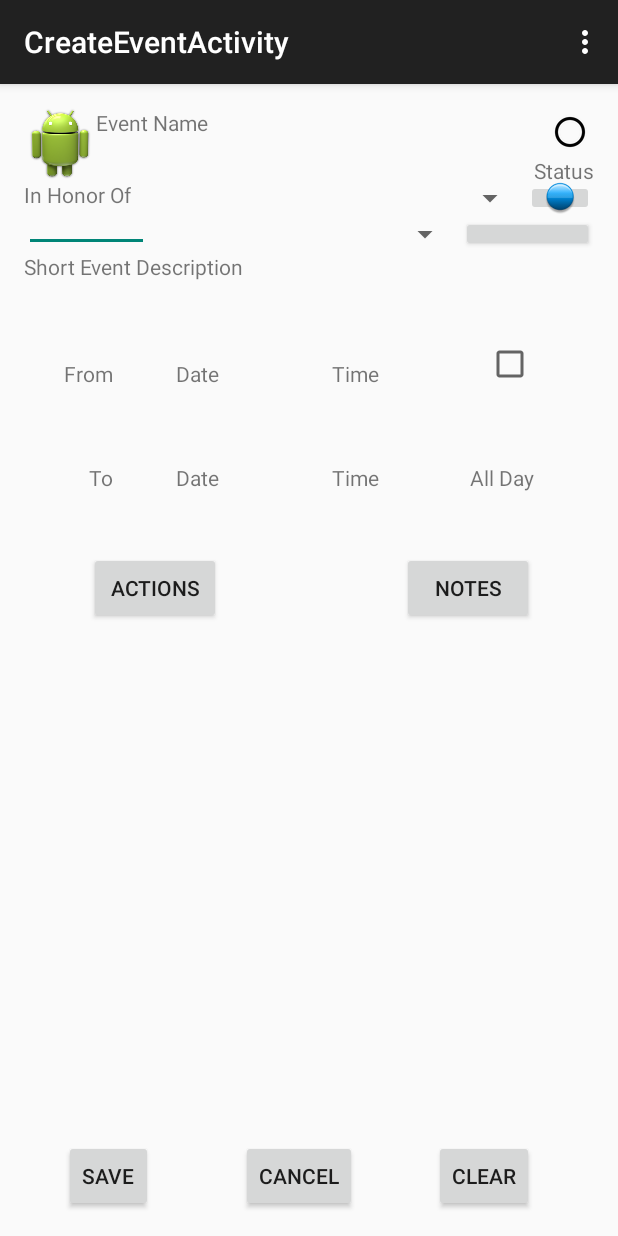
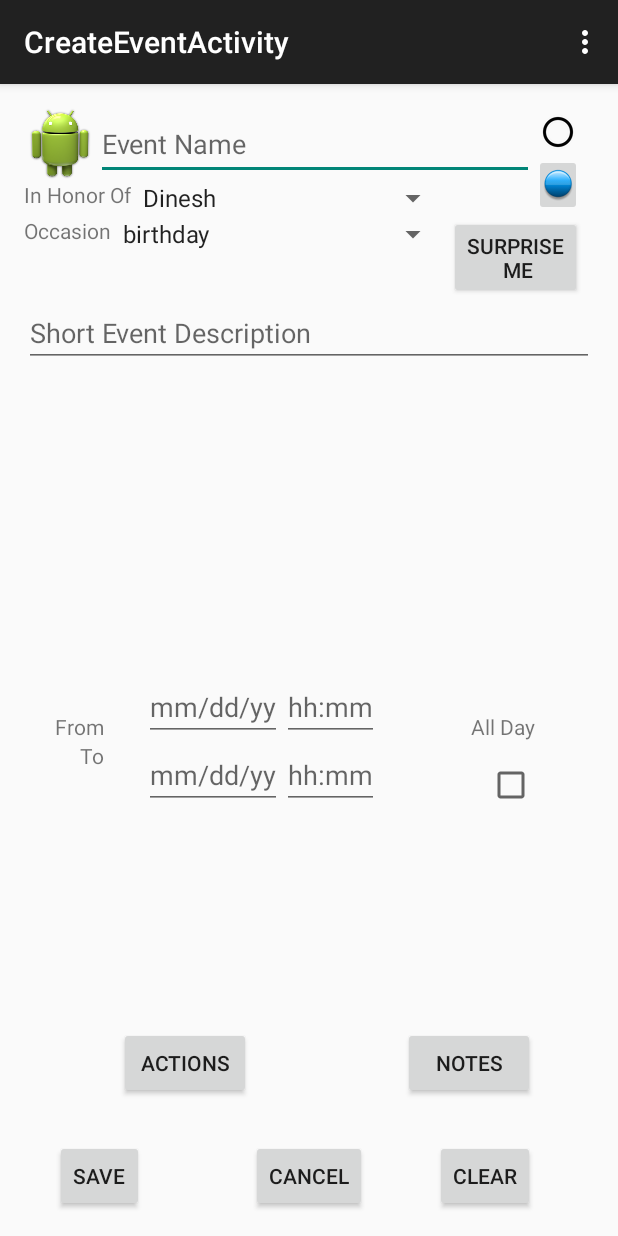
Before and after one commit to olevitsky/friendsTime, an Android app: the CreateEventActivity screen opened directly, with no data from a screen before it, on a phone screen of 412 x 824 dp. Run offline under Robolectric (Android 15) with nearby library versions, the phone set to English and light mode, and no system bars.

Commit message:
Completed main functionality of createeventactivity (prototype) - no yelp

```diff
--- a/FriendsTime/app/src/main/java/com/friendstime/apps/calex/activities/CreateEventActivity.java
+++ b/FriendsTime/app/src/main/java/com/friendstime/apps/calex/activities/CreateEventActivity.java
@@ -1,18 +1,123 @@
 package com.friendstime.apps.calex.activities;
 
+import android.os.Bundle;
+import android.support.v4.app.FragmentManager;
 import android.support.v7.app.ActionBarActivity;
-import android.os.Bundle;
 import android.view.Menu;
 import android.view.MenuItem;
+import android.view.View;
+import android.widget.ArrayAdapter;
+import android.widget.Button;
+import android.widget.CheckBox;
+import android.widget.EditText;
+import android.widget.ImageButton;
+import android.widget.Spinner;
+import android.widget.Toast;
 
 import com.friendstime.apps.calex.R;
+import com.friendstime.apps.calex.fragments.CreateEventActivityDialogFragment;
+import com.friendstime.apps.calex.model.EventData;
 
-public class CreateEventActivity extends ActionBarActivity {
+public class CreateEventActivity extends ActionBarActivity
+        implements CreateEventActivityDialogFragment.inHonorOfDialogFragmentListener {
+    private EditText tvEventName;
+    private Spinner svInHonorOf;
+    private Spinner svOccasion;
+    private EditText tvEventDescription;
+    private EditText tvDateFrom;
+    private EditText tvDateTo;
+    private EditText tvTimeFrom;
+    private EditText tvTimeTo;
+    private ImageButton btAddInHonor;
+    private CheckBox cbAllDay;
+    private String actions = "";
+    private String notes = "";
+
+    private Button btActions;
+    private Button btNotes;
+    private Button bSave;
+
+    private EventData eventData = new EventData();
+
+    private String[] inHonorOfNameStr = {"Dinesh"};
+    private String[]  occasionsStr= {"birthday" , "friday" , "eve beer"};
+    private ArrayAdapter<String> inHonorOfNameAdapter;
+    private ArrayAdapter<String> occasionAdapter;
+
+
+
 
     @Override
     protected void onCreate(Bundle savedInstanceState) {
         super.onCreate(savedInstanceState);
         setContentView(R.layout.activity_create_event);
+        tvEventName = (EditText) findViewById(R.id.tvEventName);
+        svInHonorOf = (Spinner) findViewById(R.id.svInHonorOf);
+        svOccasion = (Spinner) findViewById(R.id.svOccasion);
+        tvEventDescription = (EditText) findViewById(R.id.tvEventDescription);
+        tvDateFrom = (EditText) findViewById(R.id.tvDateFrom);
+        tvDateTo = (EditText) findViewById(R.id.tvDateTo);
+        tvTimeFrom = (EditText) findViewById(R.id.tvTimeFrom);
+        tvTimeTo = (EditText) findViewById(R.id.tvTimeTo);
+        btAddInHonor = (ImageButton) findViewById(R.id.btAddInHonor);
+
+
+        btActions  = (Button)  findViewById(R.id.btActions);
+        btNotes  = (Button)  findViewById(R.id.btNotes);
+        bSave =  (Button) findViewById(R.id.btSave);
+        cbAllDay=  (CheckBox)  findViewById(R.id.cbAllDay);
+        //inHonorOfNameAdapter = new ArrayAdapter<String>(this,
+       //         android.R.layout.simple_spinner_item, inHonorOfNameStr);
+        inHonorOfNameAdapter = new ArrayAdapter<String>(this,android.R.layout.simple_spinner_item);
+        inHonorOfNameAdapter.add("Dinesh");
+        // Specify the layout to use when the list of choices appears
+        inHonorOfNameAdapter.setDropDownViewResource(android.R.layout.simple_spinner_dropdown_item);
+        // Apply the adapter to the spinner
+        svInHonorOf.setAdapter(inHonorOfNameAdapter);
+
+        occasionAdapter = new ArrayAdapter<String>(this,
+                android.R.layout.simple_spinner_item, occasionsStr);
+        // Specify the layout to use when the list of choices appears
+        occasionAdapter.setDropDownViewResource(android.R.layout.simple_spinner_dropdown_item);
+        // Apply the adapter to the spinner
+        svOccasion.setAdapter(occasionAdapter);
+
+        btAddInHonor.setOnClickListener(new View.OnClickListener() {
+            public void onClick(View v) {
+                FragmentManager fm = getSupportFragmentManager();
+                CreateEventActivityDialogFragment editNameDialog = CreateEventActivityDialogFragment.newInstance("New Person");
+                editNameDialog.show(fm, "fragment_edit_name");
+            }
+        });
+        bSave.setOnClickListener(new View.OnClickListener() {
+            public void onClick(View v) {
+                eventData.setEventData(tvEventName.getText().toString(), svInHonorOf.getSelectedItem().toString(),
+                        svOccasion.getSelectedItem().toString(), tvDateFrom.getText().toString(),
+                        tvDateTo.getText().toString(), tvTimeFrom.getText().toString(), tvTimeTo.getText().toString(),
+                        actions, notes, cbAllDay.isChecked());
+                eventData.save(getBaseContext());
+            };
+        });
+
+        btActions.setOnClickListener(new View.OnClickListener() {
+            public void onClick(View v) {
+                FragmentManager fm = getSupportFragmentManager();
+                CreateEventActivityDialogFragment editNameDialog = CreateEventActivityDialogFragment.newInstance("More Actions");
+
+                editNameDialog.show(fm, "fragment_edit_name");
+            }
+        });
+
+        btNotes.setOnClickListener(new View.OnClickListener() {
+            public void onClick(View v) {
+                FragmentManager fm = getSupportFragmentManager();
+                CreateEventActivityDialogFragment editNameDialog = CreateEventActivityDialogFragment.newInstance("Add Notes");
+
+                editNameDialog.show(fm, "fragment_edit_name");
+            }
+        });
+
+
     }
 
 
@@ -37,4 +142,24 @@ public class CreateEventActivity extends ActionBarActivity {
 
         return super.onOptionsItemSelected(item);
     }
+
+    @Override
+    public void onFinishEditDialog(String inputText) {
+        String title = inputText.substring(0,inputText.indexOf(" "));
+        String content = inputText.substring(inputText.indexOf(" ")+1);
+        if(title.equals("NewPerson")) {
+            inHonorOfNameAdapter.add(content);
+            inHonorOfNameAdapter.notifyDataSetChanged();
+            int sel = inHonorOfNameAdapter.getPosition(content);
+            svInHonorOf.setSelection(sel);
+
+        } else if (title.equals("MoreActions")) {
+            actions = content;
+        } else if(title.equals("AddNotes")) {
+            notes = content;
+        }
+        else { //should never come here
+            Toast.makeText(this, "ERROR uknown title" + " " + title + " " + content, Toast.LENGTH_SHORT).show();
+        }
+    }
 }
--- a/FriendsTime/app/src/main/res/layout/activity_create_event.xml
+++ b/FriendsTime/app/src/main/res/layout/activity_create_event.xml
@@ -14,7 +14,7 @@
 
 
     <RelativeLayout
-        android:layout_width="fill_parent"
+        android:layout_width="match_parent"
         android:layout_height="wrap_content"
         android:layout_alignParentLeft="true"
         android:layout_alignParentStart="true"
@@ -34,17 +34,17 @@
             android:layout_alignParentStart="true"
             android:layout_alignBottom="@+id/svInHonorOf" />
 
-        <TextView
+        <EditText
             android:layout_width="wrap_content"
             android:layout_height="wrap_content"
-            android:text="@string/eventNameString"
             android:textAlignment="center"
             android:id="@+id/tvEventName"
             android:layout_toRightOf="@+id/ivEventLabel"
             android:layout_alignParentTop="true"
             android:layout_alignBottom="@+id/ivEventLabel"
             android:layout_toLeftOf="@+id/tvStatus"
-            android:layout_toStartOf="@+id/tvStatus" />
+            android:layout_toStartOf="@+id/tvStatus"
+            android:hint="@string/eventNameString" />
 
         <ImageView
             android:layout_width="wrap_content"
@@ -61,8 +61,8 @@
             android:id="@+id/ivEventStatus"
             android:src="@drawable/abc_btn_radio_material"
             android:layout_alignParentTop="true"
-            android:layout_alignParentRight="true"
-            android:layout_alignParentEnd="true" />
+            android:layout_alignLeft="@+id/tvStatus"
+            android:layout_alignStart="@+id/tvStatus" />
 
         <TextView
             android:layout_width="wrap_content"
@@ -70,9 +70,9 @@
             android:text="@string/statusStr"
             android:id="@+id/tvStatus"
             android:layout_below="@+id/ivEventStatus"
+            android:layout_above="@+id/btAddInHonor"
             android:layout_alignParentRight="true"
-            android:layout_alignParentEnd="true"
-            android:layout_alignBottom="@+id/tvEventName" />
+            android:layout_alignParentEnd="true" />
 
         <Spinner
             android:layout_width="wrap_content"
@@ -81,20 +81,22 @@
             android:spinnerMode="dropdown"
             android:layout_below="@+id/tvEventName"
             android:layout_toRightOf="@+id/tvInHonorOf"
-            android:layout_toLeftOf="@+id/imageButton"
-            android:layout_toStartOf="@+id/imageButton" />
+            android:layout_toStartOf="@+id/btAddInHonor"
+            android:layout_toLeftOf="@+id/btAddInHonor"
+            android:layout_alignRight="@+id/svOccasion"
+            android:layout_alignEnd="@+id/svOccasion" />
 
         <ImageButton
             android:layout_width="wrap_content"
             android:layout_height="wrap_content"
-            android:id="@+id/imageButton"
-            android:layout_below="@+id/tvEventName"
-            android:layout_alignParentRight="true"
-            android:layout_alignParentEnd="true"
+            android:id="@+id/btAddInHonor"
             android:src="@drawable/badge"
-            android:layout_alignBottom="@+id/svInHonorOf" />
+            android:layout_above="@+id/btSurpriseMe"
+            android:layout_alignRight="@+id/ivEventStatus"
+            android:layout_toRightOf="@+id/tvEventName"
+            android:layout_alignEnd="@+id/ivEventStatus" />
 
-        <EditText
+        <TextView
             android:layout_width="wrap_content"
             android:layout_height="wrap_content"
             android:id="@+id/tvOccasion"
@@ -120,34 +122,34 @@
             android:text="@string/surpriseMeStr"
             android:id="@+id/btSurpriseMe"
             android:layout_below="@+id/svInHonorOf"
-            android:layout_alignParentRight="true"
-            android:layout_alignParentEnd="true"
-            android:layout_alignBottom="@+id/svOccasion" />
+            android:layout_alignRight="@+id/btAddInHonor"
+            android:layout_alignEnd="@+id/btAddInHonor" />
     </RelativeLayout>
 
     <RelativeLayout
-        android:layout_width="367dp"
+        android:layout_width="match_parent"
         android:layout_height="match_parent"
         android:layout_centerHorizontal="true"
         android:id="@+id/relativeLayout">
 
-        <TextView
+        <EditText
             android:layout_width="wrap_content"
             android:layout_height="wrap_content"
-            android:text="@string/ShortEventDescrStr"
             android:id="@+id/tvEventDescription"
             android:layout_alignParentTop="true"
             android:layout_alignParentLeft="true"
             android:layout_alignParentStart="true"
             android:layout_alignParentRight="true"
-            android:layout_alignParentEnd="true" />
+            android:layout_alignParentEnd="true"
+            android:hint="@string/ShortEventDescrStr" />
 
         <TextView
             android:layout_width="wrap_content"
             android:layout_height="wrap_content"
             android:text="@string/fromStr"
             android:id="@+id/tvFrom"
-            android:layout_above="@+id/textView"
+
+            android:layout_alignBottom="@+id/tvDateFrom"
             android:layout_alignRight="@+id/tvTo"
             android:layout_alignEnd="@+id/tvTo" />
 
@@ -156,84 +158,86 @@
             android:layout_height="wrap_content"
             android:text="@string/toStr"
             android:id="@+id/tvTo"
-            android:layout_marginTop="50dp"
-            android:layout_below="@+id/tvFrom"
+            android:layout_marginLeft="37dp"
+            android:layout_marginStart="37dp"
+            android:layout_centerVertical="true"
             android:layout_alignParentLeft="true"
-            android:layout_alignParentStart="true"
-            android:layout_marginLeft="43dp"
-            android:layout_marginStart="43dp" />
+            android:layout_alignParentStart="true" />
 
-        <TextView
+        <EditText
             android:layout_width="wrap_content"
             android:layout_height="wrap_content"
-            android:text="@string/DateStr"
+            android:inputType="date"
             android:id="@+id/tvDateFrom"
+            android:hint="@string/dateStr"
             android:layout_alignTop="@+id/tvTimeFrom"
-            android:layout_alignLeft="@+id/textView3"
-            android:layout_alignStart="@+id/textView3" />
+            android:layout_alignLeft="@+id/tvDateTo"
+            android:layout_alignStart="@+id/tvDateTo"
+            android:layout_alignRight="@+id/tvDateTo"
+            android:layout_alignEnd="@+id/tvDateTo" />
 
-        <TextView
+        <EditText
             android:layout_width="wrap_content"
             android:layout_height="wrap_content"
-            android:text="@string/DateStr"
-            android:id="@+id/textView3"
+            android:inputType="date"
+            android:id="@+id/tvDateTo"
+            android:hint="@string/dateStr"
             android:layout_alignTop="@+id/tvTo"
-            android:layout_toRightOf="@+id/tvFrom"
-            android:layout_toEndOf="@+id/tvFrom"
-            android:layout_marginLeft="42dp"
-            android:layout_marginStart="42dp" />
+            android:layout_toRightOf="@+id/btSave"
+            android:layout_toEndOf="@+id/btSave" />
 
-        <TextView
+        <EditText
             android:layout_width="wrap_content"
             android:layout_height="wrap_content"
-            android:text="@string/timeStr"
+            android:inputType="time"
             android:id="@+id/tvTimeFrom"
-            android:layout_alignBottom="@+id/cbAllDay"
-            android:layout_toLeftOf="@+id/cbAllDay"
-            android:layout_toStartOf="@+id/cbAllDay"
-            android:layout_marginRight="71dp"
-            android:layout_marginEnd="71dp" />
+            android:hint="@string/timeStr"
 
-        <TextView
+
+            android:layout_above="@+id/tvTimeTo"
+            android:layout_alignLeft="@+id/tvTimeTo"
+            android:layout_alignStart="@+id/tvTimeTo" />
+
+        <EditText
             android:layout_width="wrap_content"
             android:layout_height="wrap_content"
-            android:text="@string/timeStr"
+            android:inputType="time"
             android:id="@+id/tvTimeTo"
-            android:layout_alignTop="@+id/textView3"
-            android:layout_alignLeft="@+id/tvTimeFrom"
-            android:layout_alignStart="@+id/tvTimeFrom" />
+            android:hint="@string/timeStr"
+            android:layout_alignTop="@+id/tvDateTo"
+            android:layout_toRightOf="@+id/tvDateTo"
+            android:layout_toEndOf="@+id/tvDateTo" />
 
         <CheckBox
             android:layout_width="wrap_content"
             android:layout_height="wrap_content"
             android:id="@+id/cbAllDay"
             android:checked="false"
-            android:layout_marginRight="27dp"
-            android:layout_marginEnd="27dp"
-            android:layout_below="@+id/tvEventDescription"
+            android:layout_marginRight="39dp"
+            android:layout_marginEnd="39dp"
+            android:layout_alignBottom="@+id/tvTimeTo"
             android:layout_alignParentRight="true"
-            android:layout_alignParentEnd="true"
-            android:layout_marginTop="39dp" />
+            android:layout_alignParentEnd="true" />
 
         <TextView
             android:layout_width="wrap_content"
             android:layout_height="wrap_content"
             android:text="@string/allDayStr"
-            android:id="@+id/textView"
-            android:layout_below="@+id/cbAllDay"
+            android:id="@+id/tvAllDay"
+
+            android:layout_above="@+id/tvTimeTo"
             android:layout_alignRight="@+id/cbAllDay"
-            android:layout_alignEnd="@+id/cbAllDay"
-            android:layout_marginTop="50dp" />
+            android:layout_alignEnd="@+id/cbAllDay" />
 
         <Button
             android:layout_width="wrap_content"
             android:layout_height="wrap_content"
             android:text="@string/actionStr"
             android:id="@+id/btActions"
-            android:layout_marginTop="40dp"
-            android:layout_below="@+id/tvTo"
-            android:layout_alignLeft="@+id/tvTo"
-            android:layout_alignStart="@+id/tvTo" />
+            android:layout_above="@+id/btSave"
+            android:layout_toStartOf="@+id/btCancel"
+            android:layout_marginBottom="27dp"
+            android:layout_toLeftOf="@+id/btCancel" />
 
         <Button
             android:layout_width="wrap_content"
@@ -241,8 +245,8 @@
             android:text="@string/notesStr"
             android:id="@+id/btNotes"
             android:layout_alignBottom="@+id/btActions"
-            android:layout_alignRight="@+id/textView"
-            android:layout_alignEnd="@+id/textView" />
+            android:layout_alignRight="@+id/tvAllDay"
+            android:layout_alignEnd="@+id/tvAllDay" />
 
         <Button
             style="?android:attr/buttonStyleSmall"
--- a/FriendsTime/app/src/main/res/values/strings.xml
+++ b/FriendsTime/app/src/main/res/values/strings.xml
@@ -19,13 +19,14 @@
     <string name="ShortEventDescrStr">Short Event Description</string>
     <string name="fromStr">From</string>
     <string name="toStr">To</string>
-    <string name="DateStr">Date</string>
-    <string name="timeStr">Time</string>
+    <string name="dateStr">mm/dd/yy</string>
+    <string name="timeStr">hh:mm</string>
     <string name="allDayStr">All Day</string>
     <string name="saveStr">Save</string>
     <string name="cancelStr">Cancel</string>
     <string name="clearStr">Clear</string>
     <string name="actionStr">Actions</string>
     <string name="notesStr">Notes</string>
+    <string name="chooseOccasionStr">Choose Event</string>
 
 </resources>
```
Also changed, not shown: FriendsTime/app/src/main/java/com/friendstime/apps/calex/fragments/CreateEventActivityDialogFragment.java (added, +68 -0 lines), FriendsTime/app/src/main/java/com/friendstime/apps/calex/fragments/EventPlannerFragment.java (+6 -1 lines), FriendsTime/app/src/main/java/com/friendstime/apps/calex/model/EventData.java (added, +123 -0 lines), FriendsTime/app/src/main/res/layout/dialog_fragment_create_event_activity.xml (added, +14 -0 lines).
